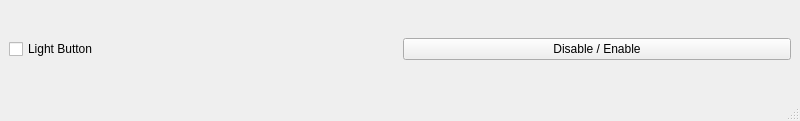
Above: qgooglesigninbuttontest/mainwindow.ui from hdijkema/qgooglesigninbutton before the change. Below: the same form after it.
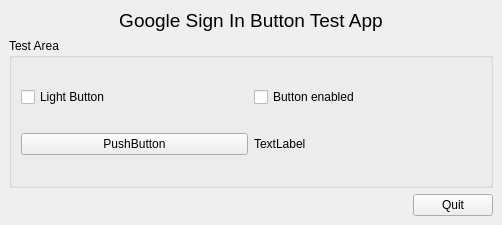
That is the form after the change. Custom widgets are drawn as their Qt base class.

Diff of the .ui file:
```diff
--- a/qgooglesigninbuttontest/mainwindow.ui
+++ b/qgooglesigninbuttontest/mainwindow.ui
@@ -6,8 +6,8 @@
    <rect>
     <x>0</x>
     <y>0</y>
-    <width>800</width>
-    <height>121</height>
+    <width>502</width>
+    <height>225</height>
    </rect>
   </property>
   <property name="windowTitle">
@@ -16,37 +16,91 @@
   <widget class="QWidget" name="centralwidget">
    <layout class="QVBoxLayout" name="verticalLayout">
     <item>
-     <layout class="QGridLayout" name="gridLayout">
-      <item row="0" column="0">
-       <widget class="QCheckBox" name="cbLight">
+     <layout class="QVBoxLayout" name="verticalLayout_2" stretch="0,1,0">
+      <item>
+       <widget class="QLabel" name="label">
         <property name="text">
-         <string>Light Button</string>
+         <string>&lt;html&gt;&lt;head/&gt;&lt;body&gt;&lt;p align=&quot;center&quot;&gt;&lt;span style=&quot; font-size:14pt;&quot;&gt;Google Sign In Button Test App&lt;/span&gt;&lt;/p&gt;&lt;/body&gt;&lt;/html&gt;</string>
         </property>
        </widget>
       </item>
-      <item row="0" column="1">
-       <widget class="QPushButton" name="pbDisableEnable">
-        <property name="text">
-         <string>Disable / Enable</string>
+      <item>
+       <widget class="QGroupBox" name="groupBox">
+        <property name="title">
+         <string>Test Area</string>
         </property>
+        <layout class="QGridLayout" name="gridLayout_3">
+         <item row="0" column="0">
+          <layout class="QGridLayout" name="gridLayout_2">
+           <item row="0" column="0">
+            <widget class="QCheckBox" name="cbLight">
+             <property name="text">
+              <string>Light Button</string>
+             </property>
+            </widget>
+           </item>
+          </layout>
+         </item>
+         <item row="0" column="1">
+          <widget class="QCheckBox" name="cbEnable">
+           <property name="text">
+            <string>Button enabled</string>
+           </property>
+          </widget>
+         </item>
+         <item row="1" column="0">
+          <widget class="QGoogleSignInButton" name="pbGoogle">
+           <property name="text">
+            <string>PushButton</string>
+           </property>
+          </widget>
+         </item>
+         <item row="1" column="1">
+          <widget class="QLabel" name="lbClicked">
+           <property name="text">
+            <string>TextLabel</string>
+           </property>
+          </widget>
+         </item>
+        </layout>
        </widget>
       </item>
+      <item>
+       <layout class="QHBoxLayout" name="horizontalLayout">
+        <item>
+         <spacer name="horizontalSpacer">
+          <property name="orientation">
+           <enum>Qt::Horizontal</enum>
+          </property>
+          <property name="sizeHint" stdset="0">
+           <size>
+            <width>40</width>
+            <height>20</height>
+           </size>
+          </property>
+         </spacer>
+        </item>
+        <item>
+         <widget class="QPushButton" name="pbQuit">
+          <property name="text">
+           <string>Quit</string>
+          </property>
+         </widget>
+        </item>
+       </layout>
+      </item>
      </layout>
     </item>
    </layout>
   </widget>
-  <widget class="QMenuBar" name="menubar">
-   <property name="geometry">
-    <rect>
-     <x>0</x>
-     <y>0</y>
-     <width>800</width>
-     <height>31</height>
-    </rect>
-   </property>
-  </widget>
-  <widget class="QStatusBar" name="statusbar"/>
  </widget>
+ <customwidgets>
+  <customwidget>
+   <class>QGoogleSignInButton</class>
+   <extends>QPushButton</extends>
+   <header location="global">qgooglesigninbutton.h</header>
+  </customwidget>
+ </customwidgets>
  <resources/>
  <connections/>
 </ui>
```
